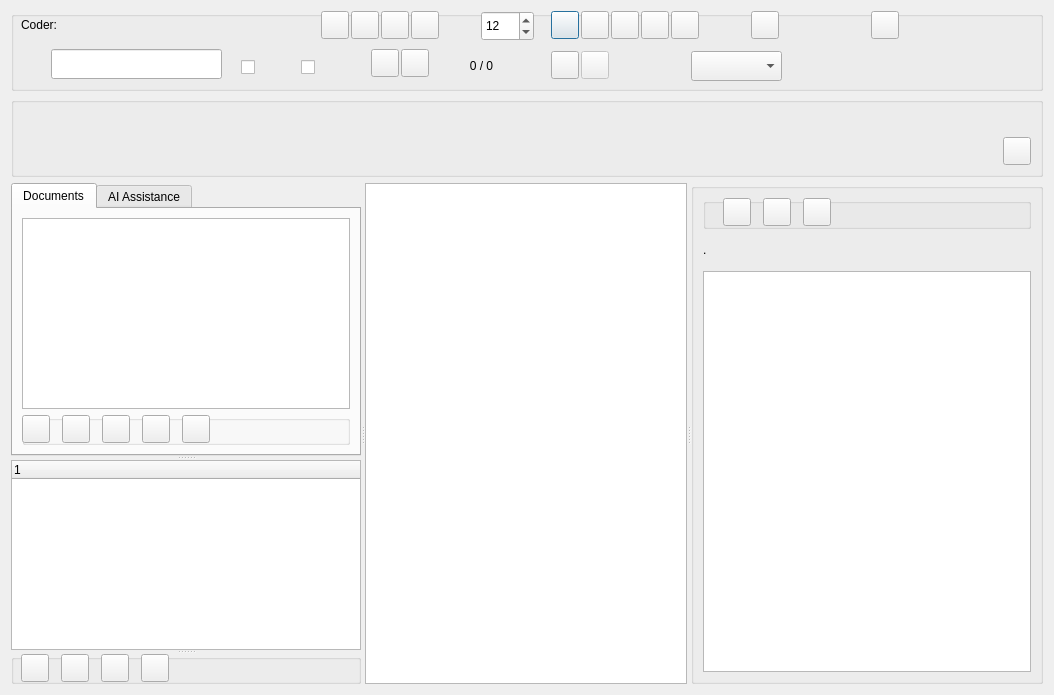
Old version of the form GUI_UIs/ui_dialog_code_text.ui in the repository ccbogel/QualCoder.
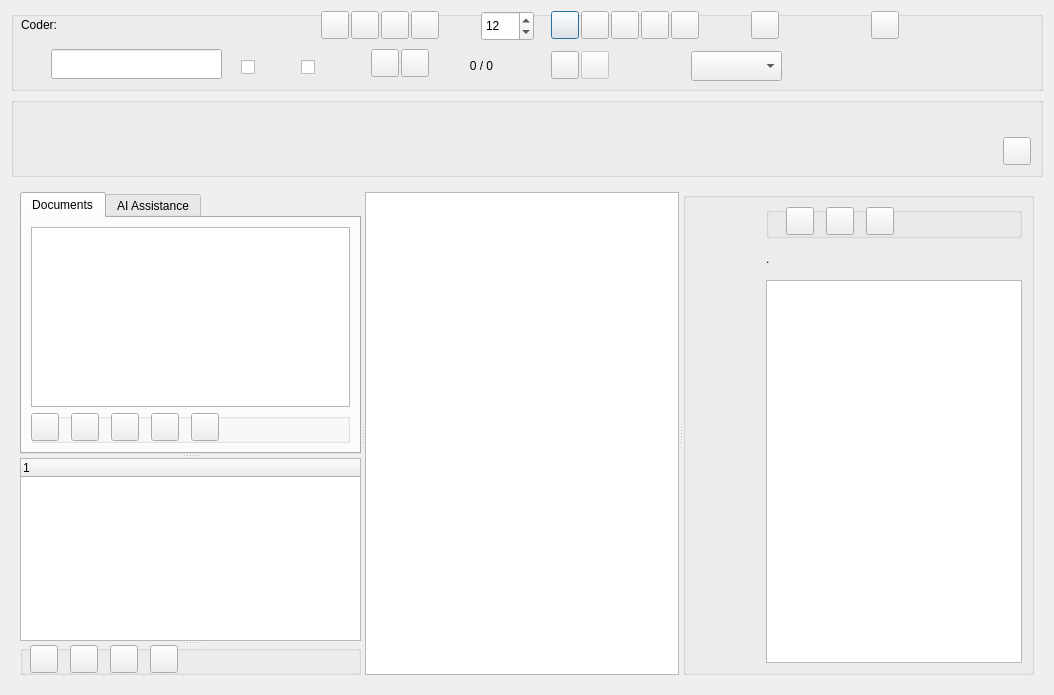
New version of the form. The open tabs and pages were chosen to show the change.

Diff of the .ui file:
```diff
--- a/GUI_UIs/ui_dialog_code_text.ui
+++ b/GUI_UIs/ui_dialog_code_text.ui
@@ -606,10 +606,31 @@
     </widget>
    </item>
    <item>
+    <widget class="QWidget" name="widget_mainWindow" native="true">
+     <layout class="QHBoxLayout" name="horizontalLayout_2">
+      <item>
     <widget class="QSplitter" name="splitter">
      <property name="orientation">
       <enum>Qt::Horizontal</enum>
      </property>
+        <widget class="QWidget" name="widget_left" native="true">
+         <layout class="QVBoxLayout" name="verticalLayout_4">
+          <property name="spacing">
+           <number>0</number>
+          </property>
+          <property name="leftMargin">
+           <number>0</number>
+          </property>
+          <property name="topMargin">
+           <number>0</number>
+          </property>
+          <property name="rightMargin">
+           <number>0</number>
+          </property>
+          <property name="bottomMargin">
+           <number>0</number>
+          </property>
+          <item>
      <widget class="QSplitter" name="leftsplitter">
       <property name="orientation">
        <enum>Qt::Vertical</enum>
@@ -977,17 +998,44 @@
        </widget>
       </widget>
      </widget>
+          </item>
+         </layout>
+        </widget>
+        <widget class="QWidget" name="widget_textEdit" native="true">
+         <layout class="QHBoxLayout" name="horizontalLayout">
+          <property name="spacing">
+           <number>0</number>
+          </property>
+          <property name="leftMargin">
+           <number>0</number>
+          </property>
+          <property name="topMargin">
+           <number>0</number>
+          </property>
+          <property name="rightMargin">
+           <number>0</number>
+          </property>
+          <property name="bottomMargin">
+           <number>0</number>
+          </property>
+          <item>
+           <widget class="QWidget" name="lineNumbers" native="true"/>
+          </item>
+          <item>
      <widget class="QTextEdit" name="textEdit">
       <property name="tabChangesFocus">
        <bool>true</bool>
       </property>
      </widget>
+          </item>
+         </layout>
+        </widget>
      <widget class="QGroupBox" name="groupBox_info">
       <property name="title">
        <string/>
       </property>
       <layout class="QGridLayout" name="gridLayout">
-       <item row="0" column="0">
+          <item row="0" column="1">
         <widget class="QGroupBox" name="groupBox_2">
          <property name="minimumSize">
           <size>
@@ -1048,7 +1096,7 @@
          </widget>
         </widget>
        </item>
-       <item row="1" column="0">
+          <item row="1" column="1">
         <widget class="QLabel" name="label_info">
          <property name="minimumSize">
           <size>
@@ -1067,7 +1115,7 @@
          </property>
         </widget>
        </item>
-       <item row="2" column="0">
+          <item row="2" column="1">
         <widget class="QSplitter" name="splitter_2">
          <property name="orientation">
           <enum>Qt::Vertical</enum>
@@ -1079,8 +1127,14 @@
          </widget>
         </widget>
        </item>
-      </layout>
-     </widget>
+          <item row="1" column="0">
+           <widget class="QWidget" name="widget" native="true"/>
+          </item>
+         </layout>
+        </widget>
+       </widget>
+      </item>
+     </layout>
     </widget>
    </item>
   </layout>
```
Left out of the diff: 12 changed lines with no effect on the pictures. Lines whose indentation alone changed are shown as unchanged.
